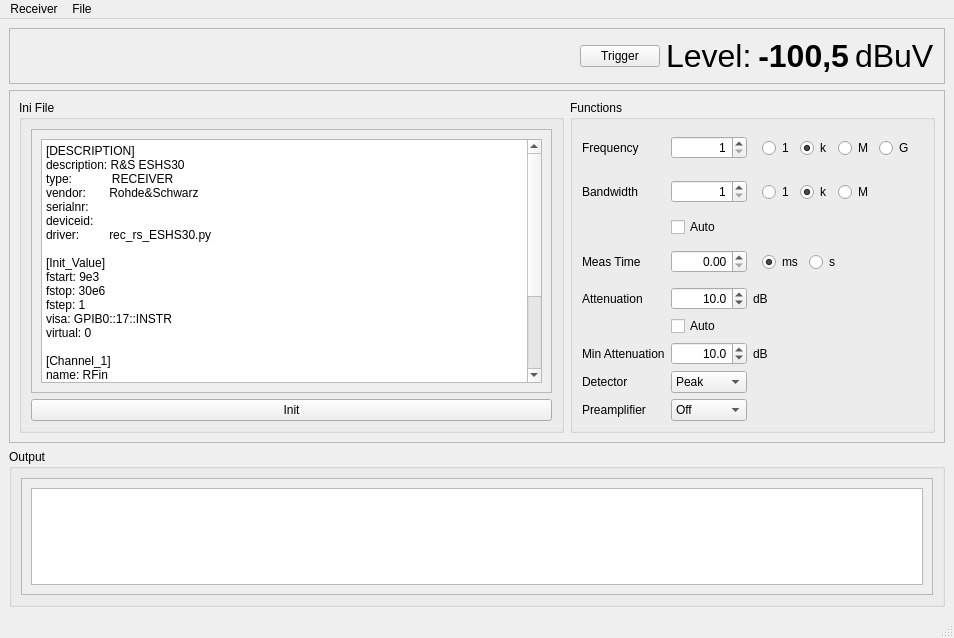
hgkdd/Mpy, file src/mpylab/device/receiver_ui.ui: the form before one commit.
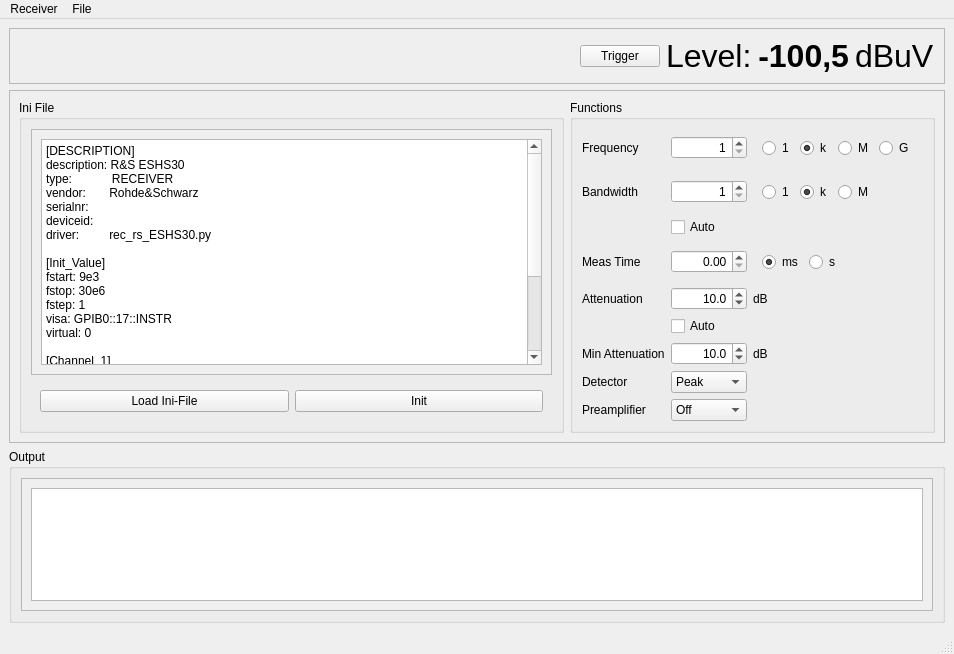
The form after the commit.

Commit message: "Menu Quit", "Menu Info" and Load Ini-File implemented

```diff
--- a/src/mpylab/device/receiver_ui.ui
+++ b/src/mpylab/device/receiver_ui.ui
@@ -7,7 +7,7 @@
     <x>0</x>
     <y>0</y>
     <width>954</width>
-    <height>638</height>
+    <height>654</height>
    </rect>
   </property>
   <property name="windowTitle">
@@ -121,8 +121,8 @@
               <rect>
                <x>0</x>
                <y>0</y>
-               <width>482</width>
-               <height>289</height>
+               <width>426</width>
+               <height>258</height>
               </rect>
              </property>
              <layout class="QGridLayout" name="gridLayout_2">
@@ -161,10 +161,23 @@
            </widget>
           </item>
           <item>
-           <widget class="QPushButton" name="pushButton_init">
-            <property name="text">
-             <string>Init</string>
-            </property>
+           <widget class="QWidget" name="widget_4" native="true">
+            <layout class="QHBoxLayout" name="horizontalLayout">
+             <item>
+              <widget class="QPushButton" name="pushButton_load_ini">
+               <property name="text">
+                <string>Load Ini-File</string>
+               </property>
+              </widget>
+             </item>
+             <item>
+              <widget class="QPushButton" name="pushButton_init">
+               <property name="text">
+                <string>Init</string>
+               </property>
+              </widget>
+             </item>
+            </layout>
            </widget>
           </item>
          </layout>
@@ -499,8 +512,8 @@
            <rect>
             <x>0</x>
             <y>0</y>
-            <width>896</width>
-            <height>88</height>
+            <width>898</width>
+            <height>98</height>
            </rect>
           </property>
           <layout class="QGridLayout" name="gridLayout">
```
Left out of the diff: 38 changed lines with no effect on the pictures. The commit also changes 2 other files.
